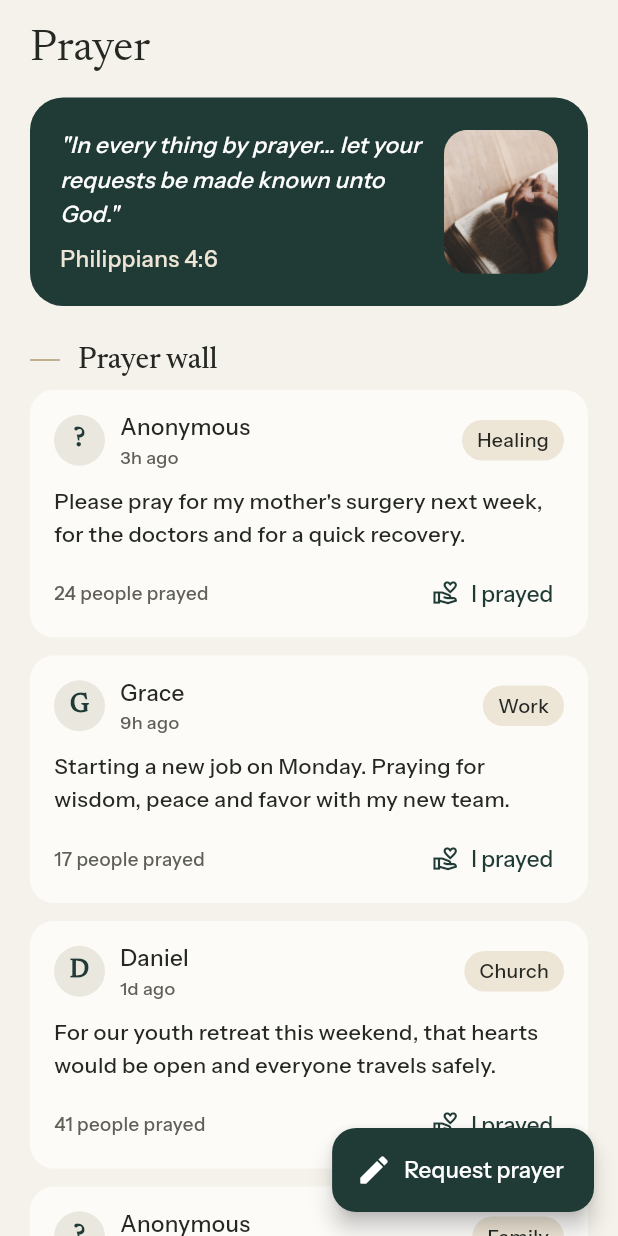
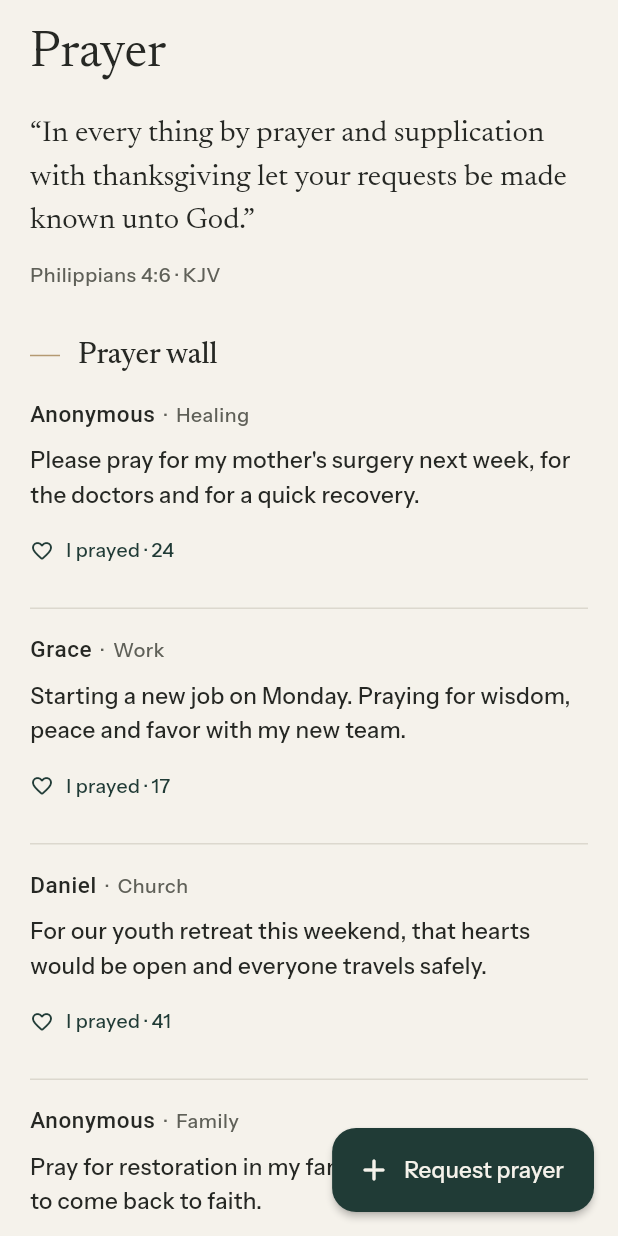
Before and after one commit to rohitgudapati/bethel_mobile_app, a Flutter app: the PrayerScreen screen opened directly, on a phone screen of 412 x 824 dp. Run offline on Flutter 3.47's test engine with Material 3 defaults, Android fonts, the phone set to English and light mode, and no system bars; our stand-ins replace cloud_firestore, firebase_auth, firebase_core, flutter_svg, share_plus, shared_preferences and 1 more; missing offline and left inert: smart_auth; accounts and stored records are empty; project files that could hold a hidden picture were left out.

Commit message:
Redesign: Prayer
- Prayer tab: title, Philippians 4:6 in the reading serif, then the prayer wall as hairline
  rows: name · category, the request, and "I prayed · 12". After praying it turns brass
  ("You prayed · 13") with a toast: "Grace will see that you prayed". Your own requests
  say "Your request" and can't be prayed for by you. Pull to refresh.
- Empty wall ("The wall is quiet right now") and a couldn't-load state with Try again.
- Request sheet: category chips, a large request field ("Write a few words so the team
  knows how to pray" when empty), Share on the prayer wall switch, Sending state, then a
  Request sent state that says where it went ("It's on the wall as Samuel" or "It stays
  private with the prayer team"). Members send under their account; guests add a name and
  an optional phone or email.
- Request prayer button follows the theme (Ivory in dark mode).

Co-Authored-By: Claude Opus 5.5 <noreply@anthropic.com>
Claude-Session: https://claude.ai/code/session_01ASArp66wUy4Wtt3dgfS1SS

```diff
--- a/lib/screens/prayer_screen.dart
+++ b/lib/screens/prayer_screen.dart
@@ -8,6 +8,7 @@ import '../widgets/common.dart';
 
 const prayerCategories = ['Healing', 'Family', 'Work', 'Church', 'Thanksgiving', 'Other'];
 
+/// Prayer tab: a verse, the prayer wall, and "Request prayer".
 class PrayerScreen extends StatefulWidget {
   const PrayerScreen({super.key});
 
@@ -16,157 +17,164 @@ class PrayerScreen extends StatefulWidget {
 }
 
 class _PrayerScreenState extends State<PrayerScreen> {
-  Key _reload = UniqueKey();
+  late Future<List<PrayerRequest>> _wall = AppScope.read(context).repo.prayerWall();
+
+  void _reload() => setState(() => _wall = AppScope.read(context).repo.prayerWall());
 
   Future<void> _newRequest() async {
-    final added = await showModalBottomSheet<bool>(
+    final sent = await showModalBottomSheet<bool>(
       context: context,
       isScrollControlled: true,
       useSafeArea: true,
       showDragHandle: true,
       builder: (_) => const PrayerRequestSheet(),
     );
-    if (added == true && mounted) {
-      setState(() => _reload = UniqueKey());
-      showToast(context, 'Your request was sent to our prayer team. We\'re praying with you.');
+    if (sent == true && mounted) _reload();
   }
+
+  @override
+  Widget build(BuildContext context) {
+    final t = Theme.of(context);
+    return Scaffold(
+      floatingActionButton: FloatingActionButton.extended(
+        onPressed: _newRequest,
+        elevation: 2,
+        highlightElevation: 2,
+        shape: RoundedRectangleBorder(borderRadius: BorderRadius.circular(16)),
+        backgroundColor: t.filledButtonTheme.style?.backgroundColor?.resolve({}),
+        foregroundColor: t.filledButtonTheme.style?.foregroundColor?.resolve({}),
+        icon: const Icon(Icons.add_rounded),
+        label: const Text('Request prayer', style: TextStyle(fontSize: BethelType.body, fontWeight: FontWeight.w500)),
+      ),
+      body: SafeArea(
+        bottom: false,
+        child: RefreshIndicator(
+          onRefresh: () async {
+            _reload();
+            await _wall.catchError((Object _) => <PrayerRequest>[]);
+          },
+          child: CustomScrollView(slivers: [
+            SliverPadding(
+              padding: const EdgeInsets.fromLTRB(20, 16, 20, 0),
+              sliver: SliverList.list(children: [
+                const ScreenTitle('Prayer'),
+                const SizedBox(height: 20),
+                Text('“In every thing by prayer and supplication with thanksgiving let your requests be made known unto God.”',
+                    style: t.textTheme.titleLarge?.copyWith(fontWeight: FontWeight.w400, height: 1.45)),
+                const SizedBox(height: 12),
+                Text('Philippians 4:6 · KJV', style: t.textTheme.bodySmall),
+                const SizedBox(height: 32),
+                const BethelSectionTitle('Prayer wall'),
+              ]),
+            ),
+            FutureBuilder<List<PrayerRequest>>(
+              future: _wall,
+              builder: (context, snap) {
+                if (snap.connectionState != ConnectionState.done) {
+                  return const SliverToBoxAdapter(
+                      child: Padding(padding: EdgeInsets.all(40), child: Center(child: CircularProgressIndicator())));
+                }
+                if (snap.hasError) {
+                  return SliverToBoxAdapter(
+                    child: BethelEmptyState(
+                      icon: Icons.error_outline_rounded,
+                      title: 'Couldn’t load the prayer wall',
+                      message: 'Check your connection and try again. You can still send a request.',
+                      action: OutlinedButton(onPressed: _reload, child: const Text('Try again')),
+                    ),
+                  );
+                }
+                final wall = snap.data ?? const <PrayerRequest>[];
+                if (wall.isEmpty) {
+                  return SliverToBoxAdapter(
+                    child: BethelEmptyState(
+                      icon: Icons.favorite_border_rounded,
+                      title: 'The wall is quiet right now',
+                      message: !AppConfig.isDemo && !AppConfig.isFirebase
+                          ? 'Requests the church shares will appear here once the church server supports listing them.'
+                          : 'Requests the church shares will appear here. Yours can be the first.',
+                    ),
+                  );
+                }
+                return SliverPadding(
+                  // Room for the Request prayer button.
+                  padding: const EdgeInsets.fromLTRB(20, 0, 20, 104),
+                  sliver: SliverList.builder(itemCount: wall.length, itemBuilder: (_, i) => PrayerCard(prayer: wall[i])),
+                );
+              },
+            ),
+          ]),
+        ),
+      ),
+    );
+  }
+}
+
+/// One request on the wall: name and category, the request, and "I prayed".
+class PrayerCard extends StatelessWidget {
+  const PrayerCard({super.key, required this.prayer});
+  final PrayerRequest prayer;
+
+  void _pray(BuildContext context) {
+    final state = AppScope.read(context);
+    state.prayFor(prayer.id);
+    final anonymous = prayer.name.trim().isEmpty || prayer.name == 'Anonymous';
+    showBethelToast(context, anonymous ? 'Thank you for praying' : '${prayer.name} will see that you prayed',
+        icon: Icons.favorite_rounded);
   }
 
   @override
   Widget build(BuildContext context) {
     final state = AppScope.of(context);
     final t = Theme.of(context);
-    return Scaffold(
-      floatingActionButton: FloatingActionButton.extended(
-        onPressed: _newRequest,
-        backgroundColor: BethelColors.forest,
-        foregroundColor: Colors.white,
-        icon: const Icon(Icons.edit_rounded),
-        label: const Text('Request prayer', style: TextStyle(fontWeight: FontWeight.w600)),
+    final tk = BethelTokens.of(context);
+    final prayed = state.prayedFor.contains(prayer.id);
+    final count = prayer.prayedCount + (prayed ? 1 : 0);
+    final color = prayed ? tk.brassText : t.colorScheme.primary;
+    return Container(
+      padding: const EdgeInsets.symmetric(vertical: 16),
+      decoration: BoxDecoration(border: Border(bottom: BorderSide(color: tk.hairline))),
+      child: Column(crossAxisAlignment: CrossAxisAlignment.start, children: [
+        Text.rich(
+          TextSpan(children: [
+            TextSpan(
+                text: prayer.name,
+                style: TextStyle(fontSize: BethelType.body, fontWeight: FontWeight.w500, color: t.colorScheme.onSurface)),
+            TextSpan(text: '  ·  ${prayer.category}'),
+            if (prayer.isMine) const TextSpan(text: '  ·  Your request'),
+          ]),
+          style: t.textTheme.bodySmall,
         ),
-      body: SafeArea(
-        bottom: false,
-        child: CustomScrollView(slivers: [
-          SliverToBoxAdapter(
-            child: Padding(
-              padding: const EdgeInsets.fromLTRB(20, 16, 20, 0),
-              child: Text('Prayer', style: t.textTheme.headlineMedium),
-            ),
-          ),
-          SliverToBoxAdapter(
-            child: Padding(
-              padding: const EdgeInsets.fromLTRB(20, 14, 20, 0),
-              child: Container(
-                padding: const EdgeInsets.all(20),
-                decoration: BoxDecoration(
-                  color: BethelColors.forest,
-                  borderRadius: BorderRadius.circular(22),
-                ),
-                child: Row(children: [
-                  const Expanded(
-                    child: Column(crossAxisAlignment: CrossAxisAlignment.start, children: [
-                      Text('"In every thing by prayer… let your requests be made known unto God."',
-                          style:
-                              TextStyle(color: Colors.white, fontSize: 15, height: 1.5, fontStyle: FontStyle.italic)),
-                      SizedBox(height: 8),
-                      Text('Philippians 4:6',
-                          style: TextStyle(color: BethelColors.brassSoft, fontWeight: FontWeight.w600)),
-                    ]),
-                  ),
-                  const SizedBox(width: 10),
-                  ClipRRect(
-                    borderRadius: BorderRadius.circular(16),
-                    child: const BethelImage('assets/pray.png', width: 76, height: 96),
+        const SizedBox(height: 8),
+        Text(prayer.request, style: t.textTheme.bodyMedium?.copyWith(height: 1.5)),
+        const SizedBox(height: 4),
+        Semantics(
+          button: !prayed,
+          label: prayed ? 'You prayed. $count praying' : 'I prayed for ${prayer.name}. $count praying',
+          excludeSemantics: true,
+          child: InkWell(
+            onTap: prayed || prayer.isMine ? null : () => _pray(context),
+            borderRadius: BorderRadius.circular(8),
+            child: ConstrainedBox(
+              constraints: const BoxConstraints(minHeight: 44),
+              child: Row(mainAxisSize: MainAxisSize.min, children: [
+                Icon(prayed ? Icons.favorite_rounded : Icons.favorite_border_rounded, size: 16, color: color),
+                const SizedBox(width: 8),
+                Text(
+                  prayer.isMine ? '$count praying' : '${prayed ? 'You prayed' : 'I prayed'} · $count',
+                  style: TextStyle(fontSize: BethelType.caption, fontWeight: FontWeight.w500, color: color),
                 ),
               ]),
             ),
           ),
         ),
-          const SliverToBoxAdapter(child: SectionHeader('Prayer wall')),
-          if (!AppConfig.isDemo && !AppConfig.isFirebase)
-            SliverToBoxAdapter(
-              child: Padding(
-                padding: const EdgeInsets.fromLTRB(20, 0, 20, 12),
-                child: Text('Requests shared by the church will appear here once the API supports listing them.',
-                    style: TextStyle(fontSize: 13, color: t.colorScheme.onSurfaceVariant)),
-              ),
-            ),
-          AsyncView<List<PrayerRequest>>(
-            key: _reload,
-            sliver: true,
-            load: state.repo.prayerWall,
-            builder: (context, wall) => SliverPadding(
-              padding: const EdgeInsets.fromLTRB(20, 0, 20, 100),
-              sliver: SliverList.separated(
-                itemCount: wall.length,
-                separatorBuilder: (_, __) => const SizedBox(height: 12),
-                itemBuilder: (_, i) => PrayerCard(prayer: wall[i]),
-              ),
-            ),
-          ),
       ]),
-      ),
     );
   }
 }
 
-class PrayerCard extends StatelessWidget {
-  const PrayerCard({super.key, required this.prayer});
-  final PrayerRequest prayer;
-
-  @override
-  Widget build(BuildContext context) {
-    final state = AppScope.of(context);
-    final t = Theme.of(context);
-    final prayed = state.prayedFor.contains(prayer.id);
-    final count = prayer.prayedCount + (prayed ? 1 : 0);
-    return Card(
-      child: Padding(
-        padding: const EdgeInsets.fromLTRB(16, 14, 8, 6),
-        child: Column(crossAxisAlignment: CrossAxisAlignment.start, children: [
-          Row(children: [
-            CircleAvatar(
-              radius: 17,
-              backgroundColor: t.colorScheme.surfaceContainer,
-              child: Text(prayer.name == 'Anonymous' ? '?' : prayer.name[0],
-                  style: TextStyle(color: t.colorScheme.primary, fontWeight: FontWeight.w700)),
-            ),
-            const SizedBox(width: 10),
-            Expanded(
-              child: Column(crossAxisAlignment: CrossAxisAlignment.start, children: [
-                Text(prayer.isMine ? '${prayer.name} (you)' : prayer.name,
-                    style: const TextStyle(fontWeight: FontWeight.w600)),
-                Text(timeAgo(prayer.createdAt), style: TextStyle(fontSize: 12, color: t.colorScheme.onSurfaceVariant)),
-              ]),
-            ),
-            Pill(prayer.category),
-            const SizedBox(width: 8),
-          ]),
-          const SizedBox(height: 10),
-          Padding(
-            padding: const EdgeInsets.only(right: 8),
-            child: Text(prayer.request, style: const TextStyle(fontSize: 14.5, height: 1.55)),
-          ),
-          const SizedBox(height: 4),
-          Row(children: [
-            Expanded(
-              child: Text(count == 1 ? '1 person prayed' : '$count people prayed',
-                  maxLines: 1,
-                  overflow: TextOverflow.ellipsis,
-                  style: TextStyle(fontSize: 12.5, color: t.colorScheme.onSurfaceVariant)),
-            ),
-            TextButton.icon(
-              onPressed: prayed ? null : () => state.prayFor(prayer.id),
-              icon: Icon(prayed ? Icons.check_rounded : Icons.volunteer_activism_outlined, size: 18),
-              label: Text(prayed ? 'Prayed' : 'I prayed'),
-            ),
-          ]),
-        ]),
-      ),
-    );
-  }
-}
-
+/// "How can we pray for you?" sheet: category, request, share on the wall, then a sent state.
+/// Members send under their account; guests add a name and a way to reach them.
 class PrayerRequestSheet extends StatefulWidget {
   const PrayerRequestSheet({super.key});
 
@@ -175,36 +183,49 @@ class PrayerRequestSheet extends StatefulWidget {
 }
 
 class _PrayerRequestSheetState extends State<PrayerRequestSheet> {
-  late final _name = TextEditingController(text: AppScope.read(context).user?.name ?? '');
-  late final _email = TextEditingController(text: AppScope.read(context).user?.email ?? '');
-  final _phone = TextEditingController();
   final _request = TextEditingController();
+  final _name = TextEditingController();
+  final _contact = TextEditingController();
   String _category = prayerCategories.first;
   bool _share = true;
   bool _busy = false;
+  bool _sent = false;
+  String? _requestError;
+  String? _nameError;
   String? _error;
 
+  @override
+  void dispose() {
+    _request.dispose();
+    _name.dispose();
+    _contact.dispose();
+    super.dispose();
+  }
+
+  String _firstName(String name) => name.trim().split(RegExp(r'\s+')).first;
+
   Future<void> _send() async {
-    if (_request.text.trim().length < 5) {
-      setState(() => _error = 'Please share a little about what we can pray for.');
-      return;
-    }
+    final user = AppScope.read(context).user;
     setState(() {
-      _busy = true;
+      _requestError = _request.text.trim().length < 5 ? 'Write a few words so the team knows how to pray' : null;
+      _nameError = user == null && _name.text.trim().isEmpty ? 'Add your name' : null;
       _error = null;
     });
+    if (_requestError != null || _nameError != null) return;
+    setState(() => _busy = true);
     try {
+      final contact = _contact.text.trim();
       await AppScope.read(context).repo.submitPrayer(
-            name: _name.text,
-            email: _email.text,
-            phone: _phone.text,
-            request: _request.text,
+            name: user?.name ?? _name.text.trim(),
+            email: user?.email ?? (contact.contains('@') ? contact : ''),
+            phone: user?.phone ?? (contact.contains('@') ? '' : contact),
+            request: _request.text.trim(),
             category: _category,
             shareOnWall: _share,
           );
-      if (mounted) Navigator.pop(context, true);
+      if (mounted) setState(() => _sent = true);
     } catch (e) {
-      setState(() => _error = '$e');
+      if (mounted) setState(() => _error = 'Couldn’t send your request. Check your connection and try again.');
     } finally {
       if (mounted) setState(() => _busy = false);
     }
@@ -213,65 +234,132 @@ class _PrayerRequestSheetState extends State<PrayerRequestSheet> {
   @override
   Widget build(BuildContext context) {
     final t = Theme.of(context);
-    return SingleChildScrollView(
+    final user = AppScope.of(context).user;
+    return AnimatedSize(
+      duration: reduceMotion(context) ? Duration.zero : const Duration(milliseconds: 240),
+      curve: Curves.easeOutCubic,
+      alignment: Alignment.topCenter,
+      child: SingleChildScrollView(
         padding: EdgeInsets.fromLTRB(24, 0, 24, 24 + MediaQuery.viewInsetsOf(context).bottom),
-      child: Column(crossAxisAlignment: CrossAxisAlignment.stretch, children: [
+        child: _sent ? _sentView(t, user) : _form(t, user),
+      ),
+    );
+  }
+
+  Widget _sentView(ThemeData t, UserProfile? user) {
+    final who = _firstName(user?.name ?? _name.text);
+    final where = _share
+        ? (who.isEmpty ? 'It’s on the prayer wall.' : 'It’s on the wall as $who.')
+        : 'It stays private with the prayer team.';
+    return Column(crossAxisAlignment: CrossAxisAlignment.stretch, children: [
+      const SizedBox(height: 8),
+      Center(
+        child: Container(
+          width: 64,
+          height: 64,
+          decoration: const BoxDecoration(color: BethelColors.forest, shape: BoxShape.circle),
+          child: const Icon(Icons.check_rounded, size: 28, color: BethelColors.ivory),
+        ),
+      ),
+      const SizedBox(height: 20),
+      Text('Request sent', textAlign: TextAlign.center, style: t.textTheme.headlineSmall),
+      const SizedBox(height: 8),
+      Text('Our prayer team will be praying with you this week. $where',
+          textAlign: TextAlign.center, style: t.textTheme.bodyMedium?.copyWith(color: t.colorScheme.onSurfaceVariant)),
+      const SizedBox(height: 24),
+      FilledButton(onPressed: () => Navigator.pop(context, true), child: const Text('Done')),
+    ]);
+  }
+
+  Widget _form(ThemeData t, UserProfile? user) {
+    final tk = BethelTokens.of(context);
+    return Column(crossAxisAlignment: CrossAxisAlignment.stretch, children: [
       Text('How can we pray for you?', style: t.textTheme.headlineSmall),
       const SizedBox(height: 4),
-        Text('Our prayer team reads every request.', style: TextStyle(color: t.colorScheme.onSurfaceVariant)),
-        const SizedBox(height: 18),
-        Wrap(spacing: 8, runSpacing: 8, children: [
+      Text('Our prayer team reads every request', style: t.textTheme.bodyMedium?.copyWith(color: t.colorScheme.onSurfaceVariant)),
+      const SizedBox(height: 20),
+      Semantics(
+        label: 'Category',
+        child: Wrap(spacing: 8, runSpacing: 8, children: [
           for (final c in prayerCategories)
             ChoiceChip(
               label: Text(c),
               selected: _category == c,
               showCheckmark: false,
-              onSelected: (_) => setState(() => _category = c),
+              onSelected: _busy ? null : (_) => setState(() => _category = c),
             ),
         ]),
-        const SizedBox(height: 16),
+      ),
+      const SizedBox(height: 20),
       TextField(
         controller: _request,
+        enabled: !_busy,
         minLines: 4,
         maxLines: 8,
         textCapitalization: TextCapitalization.sentences,
-          decoration: const InputDecoration(hintText: 'Share your prayer request…', alignLabelWithHint: true),
+        style: const TextStyle(fontSize: BethelType.lead, height: 1.45),
+        onChanged: (_) {
+          if (_requestError != null) setState(() => _requestError = null);
+        },
+        decoration: InputDecoration(
+          hintText: 'Your prayer request',
+          errorText: _requestError,
+          enabledBorder: _requestError == null
+              ? null
+              : OutlineInputBorder(borderRadius: BorderRadius.circular(12), borderSide: BorderSide(color: tk.error, width: 2)),
+        ),
+      ),
+      if (user == null) ...[
+        const SizedBox(height: 12),
+        TileField(
+          controller: _name,
+          label: 'Your name',
+          hint: 'Your name',
+          errorText: _nameError,
+          onChanged: (_) {
+            if (_nameError != null) setState(() => _nameError = null);
+          },
         ),
         const SizedBox(height: 12),
-        TextField(controller: _name, decoration: const InputDecoration(labelText: 'Name')),
+        TileField(
+          controller: _contact,
+          label: 'Phone or email',
+          hint: 'Phone or email (optional)',
+          keyboardType: TextInputType.emailAddress,
+        ),
+      ],
+      const SizedBox(height: 16),
+      Row(crossAxisAlignment: CrossAxisAlignment.start, children: [
+        Expanded(
+          child: Column(crossAxisAlignment: CrossAxisAlignment.start, children: [
+            Text('Share on the prayer wall', style: t.textTheme.titleSmall),
+            const SizedBox(height: 4),
+            Text('Only your first name is shown. Turn off to keep it private with the prayer team.', style: t.textTheme.bodySmall),
+          ]),
+        ),
+        const SizedBox(width: 16),
+        Switch(value: _share, onChanged: _busy ? null : (v) => setState(() => _share = v)),
+      ]),
+      if (_error != null) ...[
         const SizedBox(height: 12),
-        Row(children: [
-          Expanded(
-            child: TextField(
-                controller: _email,
-                keyboardType: TextInputType.emailAddress,
-                decoration: const InputDecoration(labelText: 'Email')),
-          ),
-          const SizedBox(width: 12),
-          Expanded(
-            child: TextField(
-                controller: _phone,
-                keyboardType: TextInputType.phone,
-                decoration: const InputDecoration(labelText: 'Phone (optional)')),
-          ),
-        ]),
-        const SizedBox(height: 8),
-        SwitchListTile(
-          contentPadding: EdgeInsets.zero,
-          value: _share,
-          onChanged: (v) => setState(() => _share = v),
-          title: const Text('Share on the prayer wall', style: TextStyle(fontWeight: FontWeight.w500)),
-          subtitle: const Text('Only your first name is shown. Turn off to keep it private with the prayer team.'),
-        ),
-        if (_error != null) Text(_error!, style: TextStyle(color: t.colorScheme.error)),
-        const SizedBox(height: 12),
+        Text(_error!, style: t.textTheme.bodyMedium?.copyWith(color: tk.error)),
+      ],
+      const SizedBox(height: 20),
       FilledButton(
         onPressed: _busy ? null : _send,
         child: _busy
-              ? const SizedBox(width: 22, height: 22, child: CircularProgressIndicator(strokeWidth: 2.4))
+            ? Row(mainAxisSize: MainAxisSize.min, children: [
+                SizedBox(
+                  width: 18,
+                  height: 18,
+                  child: CircularProgressIndicator(
+                      strokeWidth: 2, color: t.filledButtonTheme.style?.foregroundColor?.resolve({})),
+                ),
+                const SizedBox(width: 12),
+                const Text('Sending'),
+              ])
             : const Text('Send request'),
       ),
-      ]),
-    );
+    ]);
   }
 }
```
Also changed, not shown: 1 other file. Lines whose indentation alone changed are shown as unchanged.
